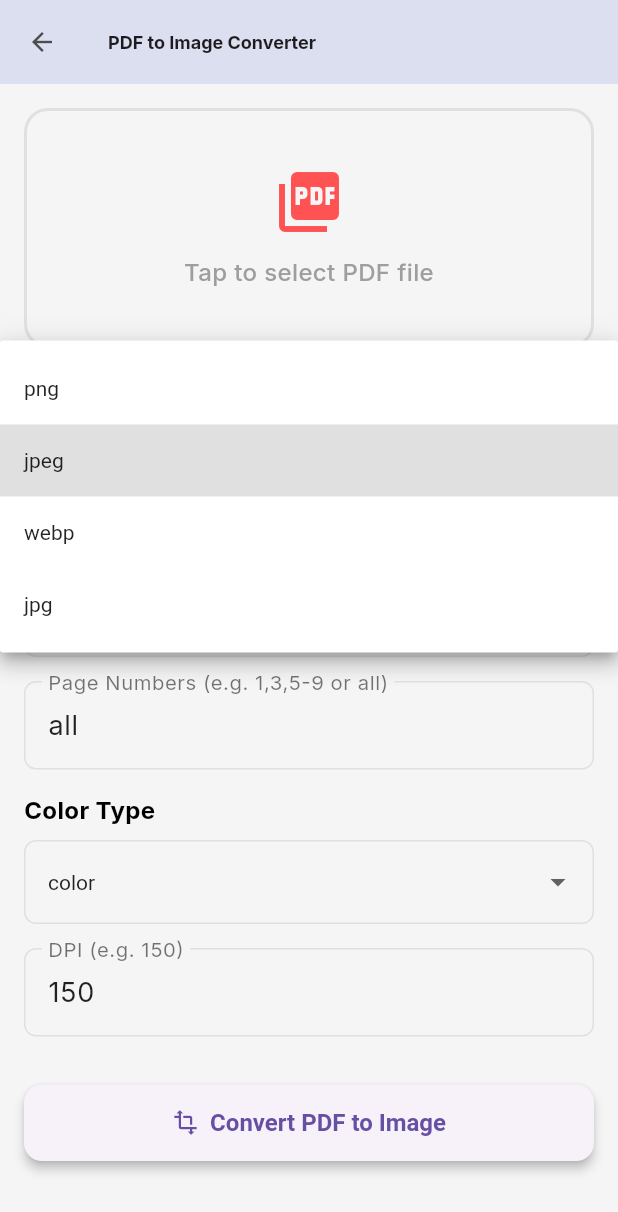
After one commit to Chandan69217/CodeClauseInternship_PDF_Reader, a Flutter app: the PdfToImageConverterScreen screen opened directly, after a tap on "jpeg", on a phone screen of 412 x 824 dp. The commit adds this screen. Shown: the top 1212 px of the screen. Run offline on Flutter 3.47's test engine with Material 3 defaults, Android fonts, the phone set to English and light mode, and no system bars; our stand-ins replace awesome_dialog, device_info_plus, file_picker, lottie, open_file, permission_handler and 4 more; missing offline and left inert: external_path, flutter_sharing_intent, pdfx; accounts and stored records are empty; statements that could not run were skipped; project files that could hold a hidden picture were left out.

Commit message:
Add Pdf to Image

```diff
--- /dev/null
+++ b/lib/all_tools/convert_tools/pdf_to_image.dart
@@ -0,0 +1,305 @@
+import 'dart:io';
+import 'package:flutter/material.dart';
+import 'package:file_picker/file_picker.dart';
+import 'package:pdf_reader/api/stirling_pdf.dart';
+import 'package:pdf_reader/utilities/color_theme.dart';
+
+
+class PdfToImageConverterScreen extends StatefulWidget {
+  @override
+  _PdfToImageConverterScreenState createState() => _PdfToImageConverterScreenState();
+}
+
+class _PdfToImageConverterScreenState extends State<PdfToImageConverterScreen> {
+  PlatformFile? _selectedFile;
+  String? _imageFormat = 'jpeg';
+  String? _singleOrMultiple = 'multiple';
+  String _pageNumbers = 'all';
+  String? _colorType = 'color';
+  String _dpi = '150';
+  bool _isLoading = false;
+
+  final List<String> imageFormats = ['png', 'jpeg', 'webp', 'jpg'];
+  final List<String> colorTypes = ['color', 'grayscale', 'blackwhite'];
+  final List<String> outputTypes = ['single', 'multiple'];
+
+  void _pickFile() async {
+    FilePickerResult? result = await FilePicker.platform.pickFiles(
+      type: FileType.custom,
+      allowedExtensions: ['pdf'],
+      withData: true,
+    );
+
+    if (result != null) {
+      final file = result.files.first;
+      final fileExtension = file.extension?.toLowerCase();
+
+      if (fileExtension == 'pdf') {
+        setState(() {
+          _selectedFile = file;
+        });
+      } else {
+        ScaffoldMessenger.of(context).showSnackBar(
+          const SnackBar(content: Text('Only PDF files are allowed.')),
+        );
+      }
+    }
+  }
+
+
+  void _submit()async {
+    if (_selectedFile == null) {
+      ScaffoldMessenger.of(context).showSnackBar(
+        const SnackBar(content: Text("Please select a PDF file")),
+      );
+      return;
+    }
+
+    setState(() {
+      _isLoading = true;
+    });
+
+    await StirlingApiService.convertPdfToImageWithProgress(
+        filePath: _selectedFile!.path!,
+        imageFormat: _imageFormat!,
+        singleOrMultiple: _singleOrMultiple!,
+        pageNumber: _pageNumbers,
+        colorType: _colorType!,
+        dpi: _dpi,
+        onDownloadComplete: (outputPath){
+          if(outputPath != null){
+            ScaffoldMessenger.of(context).showSnackBar(SnackBar(content: Center(
+              child: Text('$outputPath'),
+            )));
+          }
+        }
+    );
+
+    setState(() {
+      _isLoading = false;
+    });
+
+  }
+
+
+
+  @override
+  Widget build(BuildContext context) {
+    return Scaffold(
+      appBar: AppBar(title: const Text("PDF to Image Converter")),
+      body: Padding(
+        padding: const EdgeInsets.all(16.0),
+        child: ListView(
+          children: [
+
+            GestureDetector(
+              onTap: _pickFile,
+              child: Builder(
+                builder: (context) {
+                  final isDark = Theme.of(context).brightness == Brightness.dark;
+                  return Container(
+                    height: 160,
+                    padding: const EdgeInsets.all(16),
+                    decoration: BoxDecoration(
+                      color: isDark ? Colors.grey.shade900 : Colors.grey.shade100,
+                      borderRadius: BorderRadius.circular(16),
+                      border: Border.all(
+                        color: isDark ? Colors.grey.shade700 : Colors.grey.shade300,
+                        width: 2,
+                      ),
+                    ),
+                    child: Center(
+                      child: Column(
+                        mainAxisAlignment: MainAxisAlignment.center,
+                        children: [
+                          Icon(Icons.picture_as_pdf,
+                              size: 48, color: isDark ? Colors.red[200] : Colors.redAccent),
+                          const SizedBox(height: 12),
+                          Text(
+                            _selectedFile != null
+                                ? _selectedFile!.name
+                                : "Tap to select PDF file",
+                            style: TextStyle(
+                              fontSize: 16,
+                              fontWeight: FontWeight.w500,
+                              color: _selectedFile != null
+                                  ? (isDark ? Colors.white : Colors.black87)
+                                  : Colors.grey,
+                            ),
+                            textAlign: TextAlign.center,
+                          ),
+                          if (_selectedFile != null)
+                            Text(
+                              'Size: ${(_selectedFile!.size / 1024).toStringAsFixed(2)} KB',
+                              style: TextStyle(
+                                fontSize: 12,
+                                color: isDark ? Colors.grey[400] : Colors.grey[600],
+                              ),
+                            ),
+                        ],
+                      ),
+                    ),
+                  );
+                },
+              ),
+            ),
+
+            const SizedBox(height: 16),
+
+            _buildDropdown("Image Format", imageFormats, _imageFormat, (val) => setState(() => _imageFormat = val)),
+            const SizedBox(height: 16),
+
+            _buildDropdown("Output Type", outputTypes, _singleOrMultiple, (val) => setState(() => _singleOrMultiple = val)),
+            const SizedBox(height: 16),
+
+            _buildTextField("Page Numbers (e.g. 1,3,5-9 or all)", _pageNumbers, (val) => _pageNumbers = val),
+            const SizedBox(height: 16),
+
+            _buildDropdown("Color Type", colorTypes, _colorType, (val) => setState(() => _colorType = val)),
+            const SizedBox(height: 16),
+
+            _buildTextField("DPI (e.g. 150)", _dpi, (val) => _dpi = val),
+            const SizedBox(height: 32),
+
+            AnimatedSwitcher(
+              duration: const Duration(milliseconds: 300),
+              switchInCurve: Curves.bounceIn,
+              switchOutCurve: Curves.bounceOut,
+              transitionBuilder: (child, animation) =>
+                  ScaleTransition(scale: animation, child: child),
+              child: _isLoading
+                  ? const Center(
+                key: ValueKey('loading'),
+                child: SizedBox(
+                  height: 48,
+                  width: 48,
+                  child: CircularProgressIndicator(
+                    valueColor: AlwaysStoppedAnimation<Color>(ColorTheme.RED),
+                    strokeWidth: 3,
+                  ),
+                ),
+              )
+                  : SizedBox(
+                width: double.infinity,
+                    child: ElevatedButton.icon(
+                                    key: const ValueKey('submit'),
+                                    icon: const Icon(Icons.transform),
+                                    label: const Text("Convert PDF to Image"),
+                                    onPressed: _submit,
+                                    style: ElevatedButton.styleFrom(
+                    padding: const EdgeInsets.symmetric(vertical: 16),
+                    textStyle: const TextStyle(fontSize: 16, fontWeight: FontWeight.w600),
+                    shape: RoundedRectangleBorder(
+                      borderRadius: BorderRadius.circular(12),
+                    ),
+                    elevation: 3,
+                                    ),
+                                  ),
+                  ),
+            )
+
+          ],
+        ),
+      ),
+    );
+  }
+
+
+
+  Widget _buildDropdown(
+      String label,
+      List<String> items,
+      String? value,
+      Function(String?) onChanged,
+      ) {
+    return Builder(
+      builder: (context) {
+        final isDark = Theme.of(context).brightness == Brightness.dark;
+        return Column(
+          crossAxisAlignment: CrossAxisAlignment.start,
+          children: [
+            Text(
+              label,
+              style: TextStyle(
+                fontWeight: FontWeight.bold,
+                color: isDark ? Colors.white : Colors.black,
+              ),
+            ),
+            const SizedBox(height: 8),
+            DropdownButtonFormField<String>(
+              value: value,
+              items: items
+                  .map((item) => DropdownMenuItem(
+                value: item,
+                child: Text(item),
+              ))
+                  .toList(),
+              onChanged: onChanged,
+              dropdownColor: isDark ? Colors.grey[900] : Colors.white,
+              decoration: InputDecoration(
+                filled: true,
+                fillColor: isDark ? Colors.grey[850] : Colors.grey[100],
+                border: OutlineInputBorder(
+                  borderRadius: BorderRadius.circular(8),
+                ),
+                enabledBorder: OutlineInputBorder(
+                  borderRadius: BorderRadius.circular(8),
+                  borderSide: BorderSide(
+                    color: isDark ? Colors.grey[700]! : Colors.grey[300]!,
+                  ),
+                ),
+                focusedBorder: OutlineInputBorder(
+                  borderRadius: BorderRadius.circular(8),
+                  borderSide: const BorderSide(
+                    color: Colors.purple,
+                    width: 1.2
+                  ),
+                ),
+              ),
+              style: TextStyle(color: isDark ? Colors.white : Colors.black87),
+            ),
+          ],
+        );
+      },
+    );
+  }
+
+  Widget _buildTextField(
+      String label,
+      String initialValue,
+      Function(String) onChanged,
+      ) {
+    return Builder(
+      builder: (context) {
+        final isDark = Theme.of(context).brightness == Brightness.dark;
+        return TextFormField(
+          initialValue: initialValue,
+          style: TextStyle(color: isDark ? Colors.white : Colors.black87),
+          decoration: InputDecoration(
+            labelText: label,
+            labelStyle: TextStyle(
+              color: isDark ? Colors.white70 : Colors.black54,
+            ),
+            filled: true,
+            fillColor: isDark ? Colors.grey[850] : Colors.grey[100],
+            border: OutlineInputBorder(borderRadius: BorderRadius.circular(8)),
+            focusedBorder: const OutlineInputBorder(
+                borderSide: BorderSide(
+                  color: Colors.purple,
+                  width: 1.2
+                )),
+            enabledBorder: OutlineInputBorder(
+              borderSide: BorderSide(
+                color: isDark ? Colors.grey[700]! : Colors.grey[300]!,
+              ),
+              borderRadius: BorderRadius.circular(8),
+            ),
+          ),
+          onChanged: onChanged,
+        );
+      },
+    );
+  }
+
+
+}
--- /dev/null
+++ b/lib/api/api_urls.dart
@@ -0,0 +1,4 @@
+class APIUrl{
+  static const String baseUrl = 'stirlingpdf.io';
+  static const String pdfToImage = '/api/v1/convert/pdf/img';
+}
--- /dev/null
+++ b/lib/api/stirling_pdf.dart
@@ -0,0 +1,46 @@
+import 'dart:async';
+import 'package:http/http.dart' as http;
+import 'package:http_parser/http_parser.dart';
+import 'package:pdf_reader/api/api_urls.dart';
+import 'package:pdf_reader/utilities/save_files/save_files.dart';
+
+class StirlingApiService {
+  StirlingApiService._();
+
+  static Future<void> convertPdfToImageWithProgress({
+    required String filePath,
+    required String imageFormat,
+    required String singleOrMultiple,
+    required String pageNumber,
+    required String colorType,
+    required String dpi,
+    required void Function(String? outputPath) onDownloadComplete,
+  }) async {
+    final uri = Uri.https(APIUrl.baseUrl, APIUrl.pdfToImage);
+
+    final request = http.MultipartRequest('POST', uri)
+      ..headers.addAll({'accept': '*/*'})
+      ..files.add(await http.MultipartFile.fromPath(
+        'fileInput',
+        filePath,
+        contentType: MediaType('application', 'pdf'),
+      ))
+      ..fields['imageFormat'] = imageFormat
+      ..fields['singleOrMultiple'] = singleOrMultiple
+      ..fields['pageNumbers'] = pageNumber
+      ..fields['colorType'] = colorType
+      ..fields['dpi'] = dpi;
+
+    try {
+      final streamedResponse = await request.send();
+      if (streamedResponse.statusCode == 200) {
+        var outputPath = await SaveFiles.saveToDownloads(streamedResponse);
+        onDownloadComplete('File Saves: $outputPath');
+      } else {
+        onDownloadComplete('Somethings went wrong! Please try again');
+      }
+    } catch (e) {
+      print('❌ Exception during download: $e');
+    }
+  }
+}
--- a/lib/screens/navigation_screens/bottom/tools_screen.dart
+++ b/lib/screens/navigation_screens/bottom/tools_screen.dart
@@ -1,6 +1,7 @@
 import 'package:flutter/cupertino.dart';
 import 'package:flutter/material.dart';
 import 'package:flutter/rendering.dart';
+import 'package:pdf_reader/all_tools/convert_tools/pdf_to_image.dart';
 import 'package:pdf_reader/screens/selection_screen.dart';
 import 'package:pdf_reader/utilities/color_theme.dart';
 
@@ -66,7 +67,9 @@ class _ToolsScreenState extends State<ToolsScreen> {
                 crossAxisSpacing: 0, // Horizontal spacing
                 mainAxisSpacing: 0,
                 children: <Widget>[
-              _items(iconData: Icons.picture_as_pdf_rounded, label: 'Image to PDF',onTap: _message),
+              _items(iconData: Icons.picture_as_pdf_rounded, label:'PDF to Image',onTap: (){
+                Navigator.of(context).push(MaterialPageRoute(builder: (context)=>PdfToImageConverterScreen() ));
+              }),
               _items(iconData: Icons.document_scanner, label: 'Scan to PDF',onTap: _message),
               _items(iconData: Icons.wordpress_rounded, label: 'Word to PDF',onTap: _message),
               _items(iconData: Icons.image_rounded, label: 'Image to PDF',onTap: _message),
--- /dev/null
+++ b/lib/utilities/save_files/save_files.dart
@@ -0,0 +1,63 @@
+import 'dart:io';
+import 'package:external_path/external_path.dart';
+import 'package:http/http.dart';
+import 'package:path/path.dart' as path;
+
+class SaveFiles {
+  SaveFiles._();
+  static final _externalDir = Directory('/storage/emulated/0/Download/PDF Reader');
+
+  static Future<String?> saveToDownloads(StreamedResponse streamedResponse) async {
+
+    final contentType = streamedResponse.headers['content-type'];
+    final contentDisposition = streamedResponse.headers['content-disposition'];
+
+    final bytes = await streamedResponse.stream.toBytes();
+
+    String extension = 'bin';
+    String filename = 'output_file';
+
+    if (contentDisposition != null && contentDisposition.contains('filename=')) {
+      final extractedName = contentDisposition.split('filename=').last.replaceAll('"', '');
+      filename = extractedName;
+      extension = path.extension(extractedName).replaceFirst('.', '');
+    } else if (contentType != null) {
+      extension = _getExtensionFromContentType(contentType);
+    }
+
+    Directory downloadsDir;
+    if (Platform.isAndroid) {
+      if (!(await _externalDir.exists())) {
+        await _externalDir.create(recursive: true);
+      }
+      downloadsDir = _externalDir;
+    } else {
+      downloadsDir = Directory(await ExternalPath.DIRECTORY_DOWNLOADS);
+    }
+
+    final outputPath = path.join(downloadsDir.path, '$filename');
+    final file = File(outputPath);
+    await file.writeAsBytes(bytes);
+    return outputPath;
+  }
+
+  static String _getExtensionFromContentType(String contentType) {
+    final Map<String, String> typeMap = {
+      'zip': 'zip',
+      'jpeg': 'jpeg',
+      'jpg': 'jpg',
+      'png': 'png',
+      'webp': 'webp',
+    };
+
+    for (final entry in typeMap.entries) {
+      if (contentType.contains(entry.key)) {
+        return entry.value;
+      }
+    }
+
+    return 'bin';
+  }
+
+
+}
--- a/pubspec.yaml
+++ b/pubspec.yaml
@@ -51,6 +51,10 @@ dependencies:
   provider: ^6.1.4
   url_launcher: ^6.3.1
   flutter_sharing_intent: ^1.1.1
+  file_picker: ^10.1.2
+  http: ^1.3.0
+  http_parser: ^4.1.2
+  connectivity_plus: ^6.1.3
 
 
 
```
Also changed, not shown: pubspec.lock, 3 other files.
